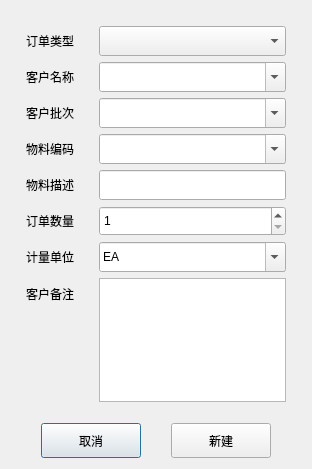
Above: Qt/ERP/dialogneworder.ui from superp2017/NTERP before the change. Below: the same form after it.
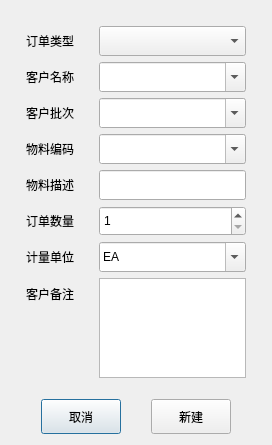
That is the form after the change.

```diff
--- a/Qt/ERP/dialogneworder.ui
+++ b/Qt/ERP/dialogneworder.ui
@@ -6,8 +6,8 @@
    <rect>
     <x>0</x>
     <y>0</y>
-    <width>312</width>
-    <height>469</height>
+    <width>268</width>
+    <height>443</height>
    </rect>
   </property>
   <property name="maximumSize">
```
Left out of the diff: 3 changed lines with no effect on the pictures.
